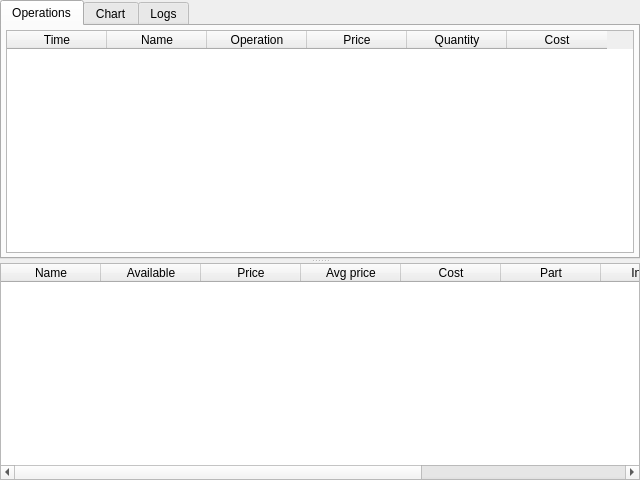
Qt form app/src/widgets/decisionmakerwidget/decisionmakerwidget.ui (Gris87/TInvestor) before a commit.
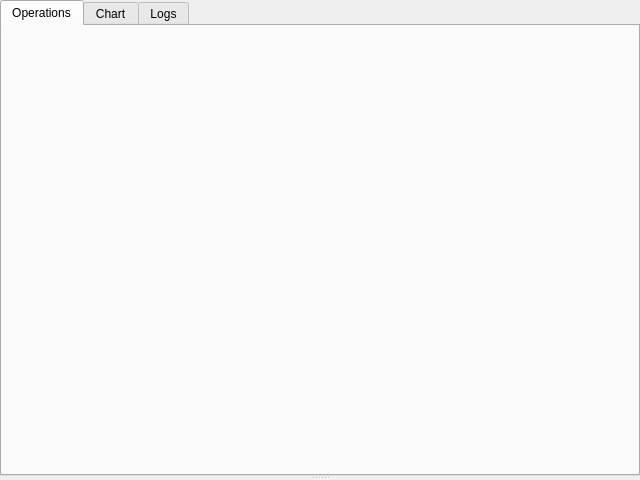
The same form after that commit.

Commit message: Move table widgets to dedicated modules

```diff
--- a/app/src/widgets/decisionmakerwidget/decisionmakerwidget.ui
+++ b/app/src/widgets/decisionmakerwidget/decisionmakerwidget.ui
@@ -56,38 +56,11 @@
          <number>4</number>
         </property>
         <item>
-         <widget class="QTableWidget" name="operationsTableWidget">
-          <column>
-           <property name="text">
-            <string>Time</string>
-           </property>
-          </column>
-          <column>
-           <property name="text">
-            <string>Name</string>
-           </property>
-          </column>
-          <column>
-           <property name="text">
-            <string>Operation</string>
-           </property>
-          </column>
-          <column>
-           <property name="text">
-            <string>Price</string>
-           </property>
-          </column>
-          <column>
-           <property name="text">
-            <string>Quantity</string>
-           </property>
-          </column>
-          <column>
-           <property name="text">
-            <string>Cost</string>
-           </property>
-          </column>
-         </widget>
+         <layout class="QVBoxLayout" name="layoutForOperationsTableWidget">
+          <property name="spacing">
+           <number>4</number>
+          </property>
+         </layout>
         </item>
        </layout>
       </widget>
@@ -153,52 +126,12 @@
        </layout>
       </widget>
      </widget>
-     <widget class="QTableWidget" name="portfolioTableWidget">
-      <column>
-       <property name="text">
-        <string>Name</string>
+     <widget class="QWidget" name="verticalLayoutWidget_2">
+      <layout class="QVBoxLayout" name="layoutForPortfolioTableWidget">
+       <property name="spacing">
+        <number>4</number>
        </property>
-      </column>
-      <column>
-       <property name="text">
-        <string>Available</string>
-       </property>
-      </column>
-      <column>
-       <property name="text">
-        <string>Price</string>
-       </property>
-      </column>
-      <column>
-       <property name="text">
-        <string>Avg price</string>
-       </property>
-      </column>
-      <column>
-       <property name="text">
-        <string>Cost</string>
-       </property>
-      </column>
-      <column>
-       <property name="text">
-        <string>Part</string>
-       </property>
-      </column>
-      <column>
-       <property name="text">
-        <string>Income</string>
-       </property>
-      </column>
-      <column>
-       <property name="text">
-        <string>Income, %</string>
-       </property>
-      </column>
-      <column>
-       <property name="text">
-        <string>In a day, %</string>
-       </property>
-      </column>
+      </layout>
      </widget>
     </widget>
    </item>
```
Left out of the diff: 23 changed lines with no effect on the pictures. The commit also changes 21 other files.
